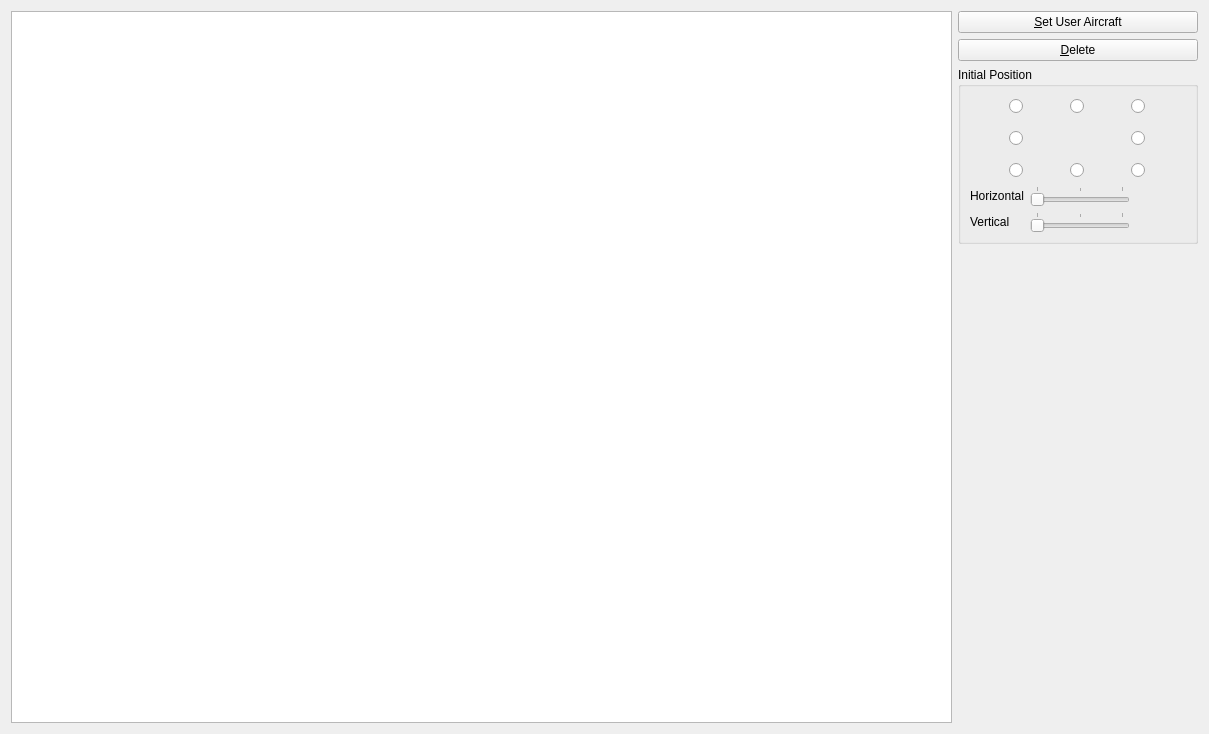
Above: src/Module/src/Formation/FormationWidget.ui from till213/SkyDolly before the change. Below: the same form after it.
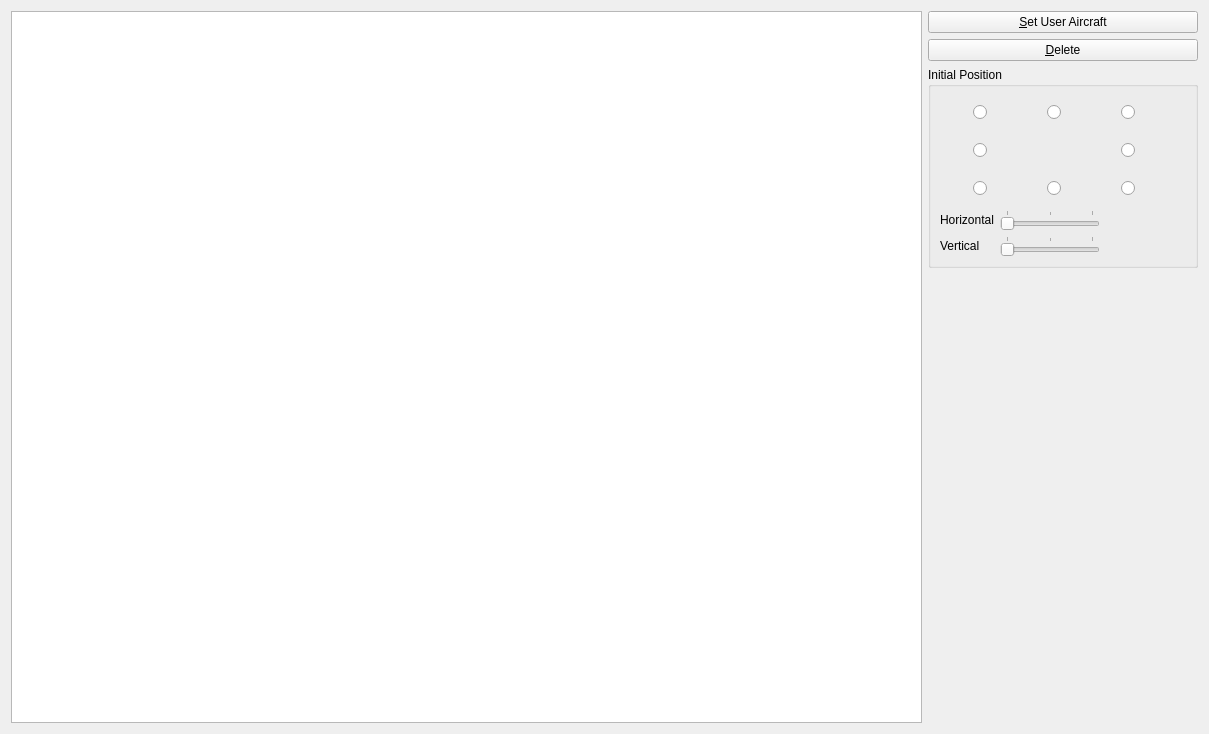
That is the form after the change. Icons and pictures are not drawn.

Commit message: Adjust layout

```diff
--- a/src/Module/src/Formation/FormationWidget.ui
+++ b/src/Module/src/Formation/FormationWidget.ui
@@ -69,7 +69,7 @@
           <item>
            <layout class="QGridLayout" name="gridLayout">
             <property name="sizeConstraint">
-             <enum>QLayout::SetDefaultConstraint</enum>
+             <enum>QLayout::SetFixedSize</enum>
             </property>
             <item row="0" column="0">
              <widget class="QRadioButton" name="nwPositionRadioButton">
@@ -81,8 +81,8 @@
               </property>
               <property name="minimumSize">
                <size>
-                <width>16</width>
-                <height>16</height>
+                <width>32</width>
+                <height>32</height>
                </size>
               </property>
               <property name="text">
@@ -115,8 +115,8 @@
                 </property>
                 <property name="minimumSize">
                  <size>
-                  <width>16</width>
-                  <height>16</height>
+                  <width>32</width>
+                  <height>32</height>
                  </size>
                 </property>
                 <property name="text">
@@ -149,8 +149,8 @@
               </property>
               <property name="minimumSize">
                <size>
-                <width>16</width>
-                <height>16</height>
+                <width>32</width>
+                <height>32</height>
                </size>
               </property>
               <property name="text">
@@ -168,8 +168,8 @@
               </property>
               <property name="minimumSize">
                <size>
-                <width>16</width>
-                <height>16</height>
+                <width>32</width>
+                <height>32</height>
                </size>
               </property>
               <property name="text">
@@ -212,8 +212,8 @@
               </property>
               <property name="minimumSize">
                <size>
-                <width>16</width>
-                <height>16</height>
+                <width>32</width>
+                <height>32</height>
                </size>
               </property>
               <property name="text">
@@ -231,8 +231,8 @@
               </property>
               <property name="minimumSize">
                <size>
-                <width>16</width>
-                <height>16</height>
+                <width>32</width>
+                <height>32</height>
                </size>
               </property>
               <property name="text">
@@ -265,8 +265,8 @@
                 </property>
                 <property name="minimumSize">
                  <size>
-                  <width>16</width>
-                  <height>16</height>
+                  <width>32</width>
+                  <height>32</height>
                  </size>
                 </property>
                 <property name="text">
@@ -299,8 +299,8 @@
               </property>
               <property name="minimumSize">
                <size>
-                <width>16</width>
-                <height>16</height>
+                <width>32</width>
+                <height>32</height>
                </size>
               </property>
               <property name="text">
@@ -362,7 +362,7 @@
              <widget class="QLabel" name="horizontalDistanceTextLabel">
               <property name="minimumSize">
                <size>
-                <width>50</width>
+                <width>80</width>
                 <height>0</height>
                </size>
               </property>
@@ -408,7 +408,7 @@
              <widget class="QLabel" name="verticalDistanceTextLabel">
               <property name="minimumSize">
                <size>
-                <width>50</width>
+                <width>80</width>
                 <height>0</height>
                </size>
               </property>
```
